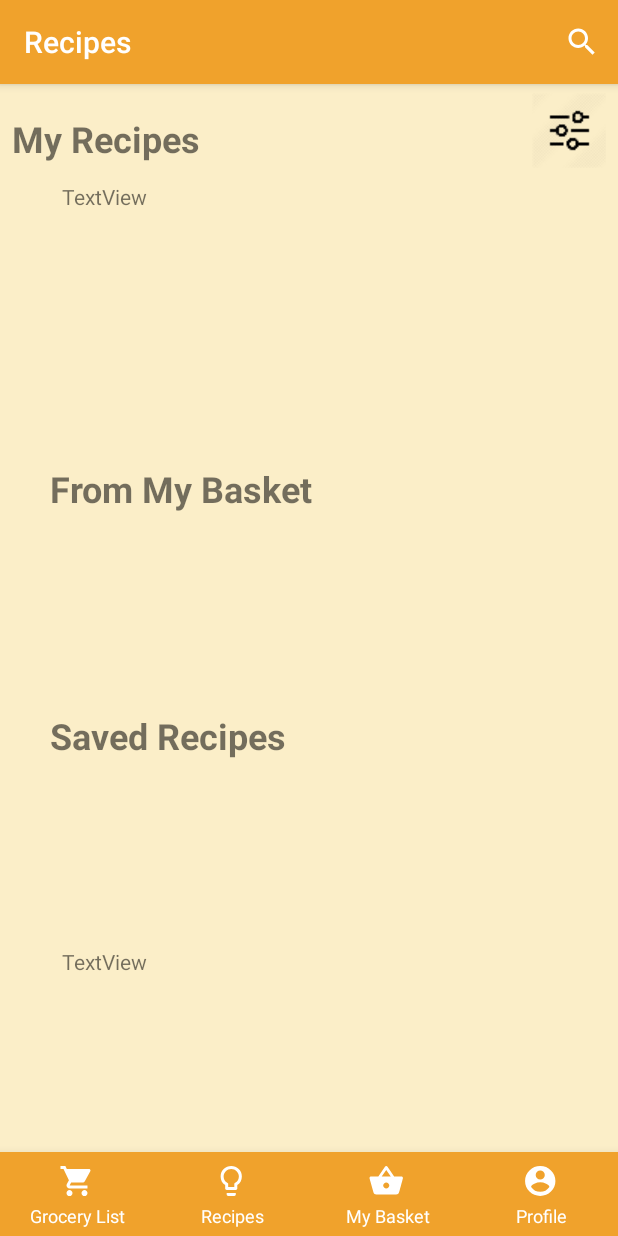
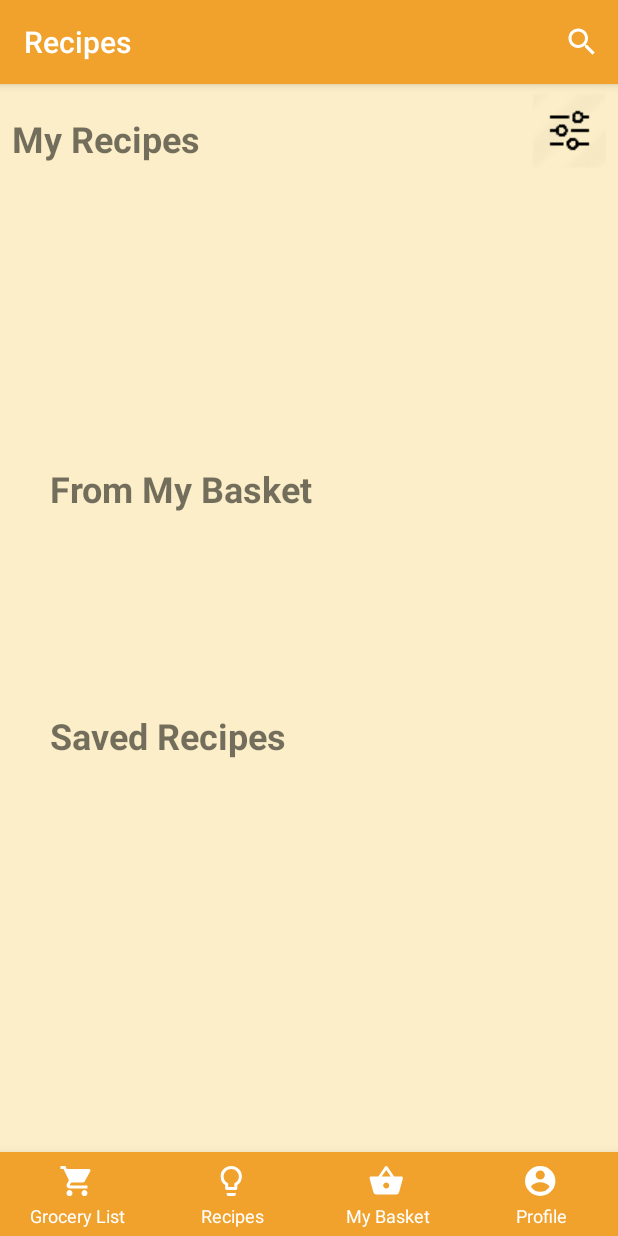
Before and after one commit to AnsonLee99/Recipes-for-Success, an Android app: the Recipes screen opened directly, with no data from a screen before it, on a phone screen of 412 x 824 dp. Run offline under Robolectric (Android 15) with nearby library versions, the phone set to English and light mode, and no system bars; our stand-ins replace Firebase (no records; nobody signed in at launch, a user with empty details on screens opened directly), Picasso; pictures from the network do not load.

Commit message:
changed xml files

```diff
--- a/app/src/main/res/layout/activity_recipes.xml
+++ b/app/src/main/res/layout/activity_recipes.xml
@@ -64,15 +64,7 @@
                 android:layout_width="match_parent"
                 android:layout_height="180dp"
                 android:orientation="horizontal"
-                android:paddingLeft="0dp">
-
-                <TextView
-                    android:id="@+id/textView7"
-                    android:layout_width="wrap_content"
-                    android:layout_height="wrap_content"
-                    android:layout_weight="1"
-                    android:text="TextView" />
-            </LinearLayout>
+                android:paddingLeft="0dp"/>
         </HorizontalScrollView>
 
         <TextView
@@ -124,15 +116,7 @@
                 android:layout_width="wrap_content"
                 android:layout_height="wrap_content"
                 android:orientation="horizontal"
-                android:paddingLeft="0dp">
-
-                <TextView
-                    android:id="@+id/textView10"
-                    android:layout_width="188dp"
-                    android:layout_height="wrap_content"
-                    android:layout_weight="1"
-                    android:text="TextView" />
-            </LinearLayout>
+                android:paddingLeft="0dp"/>
         </HorizontalScrollView>
 
     </LinearLayout>
```
Also changed, not shown: app/src/main/res/layout/activity_recipe_search.xml (+4 -4 lines).
